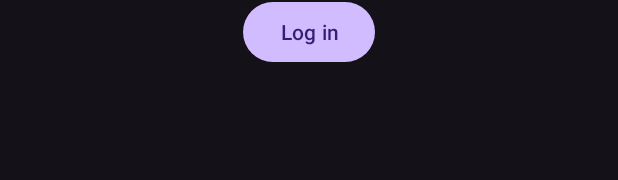
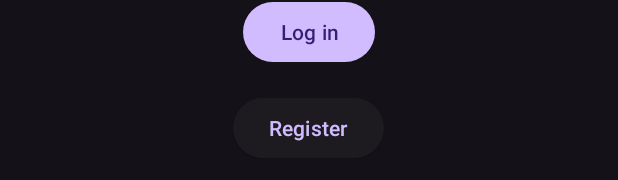
Before and after one commit to m3o/m3o-android, an Android app: the layout fragment_start.xml on its own in the app's theme, with its tools: preview values and no code run, on a phone screen of 412 x 824 dp. Shown: the part 585-765 px from the top of the screen. Run offline under Robolectric (Android 15) with nearby library versions, the phone set to English and light mode, and no system bars.

Commit message:
Add register button in StartFragment

```diff
--- a/app/src/main/java/com/m3o/mobile/fragments/StartFragment.kt
+++ b/app/src/main/java/com/m3o/mobile/fragments/StartFragment.kt
@@ -1,5 +1,7 @@
 package com.m3o.mobile.fragments
 
+import android.content.Intent
+import android.net.Uri
 import android.os.Bundle
 import android.view.LayoutInflater
 import android.view.View
@@ -32,6 +34,11 @@ class StartFragment : Fragment() {
         binding.loginButton.setOnClickListener {
             findNavController().navigate(R.id.LoginFragment)
         }
+
+        binding.registerButton.setOnClickListener {
+            val intent = Intent(Intent.ACTION_VIEW, Uri.parse("https://m3o.com/register"))
+            startActivity(intent)
+        }
     }
 
     override fun onDestroyView() {
--- a/app/src/main/res/layout-land/fragment_start.xml
+++ b/app/src/main/res/layout-land/fragment_start.xml
@@ -34,7 +34,8 @@
             android:layout_width="match_parent"
             android:layout_height="wrap_content"
             android:orientation="vertical"
-            android:layout_marginTop="48dp">
+            android:layout_marginTop="48dp"
+            android:paddingBottom="32dp">
 
             <com.google.android.material.button.MaterialButton
                 android:id="@+id/login_button"
@@ -43,6 +44,15 @@
                 android:layout_gravity="center_horizontal"
                 android:text="Log in" />
 
+            <com.google.android.material.button.MaterialButton
+                android:id="@+id/register_button"
+                android:layout_width="wrap_content"
+                android:layout_height="wrap_content"
+                android:layout_gravity="center_horizontal"
+                android:text="Register"
+                android:layout_marginTop="8dp"
+                style="@style/Widget.Material3.Button.ElevatedButton" />
+
         </LinearLayout>
 
     </LinearLayout>
--- a/app/src/main/res/layout/fragment_start.xml
+++ b/app/src/main/res/layout/fragment_start.xml
@@ -52,6 +52,15 @@
             android:layout_gravity="center_horizontal"
             android:text="Log in" />
 
+        <com.google.android.material.button.MaterialButton
+            android:id="@+id/register_button"
+            android:layout_width="wrap_content"
+            android:layout_height="wrap_content"
+            android:layout_gravity="center_horizontal"
+            android:text="Register"
+            android:layout_marginTop="16dp"
+            style="@style/Widget.Material3.Button.ElevatedButton" />
+
     </LinearLayout>
 
 </androidx.constraintlayout.widget.ConstraintLayout>
```
